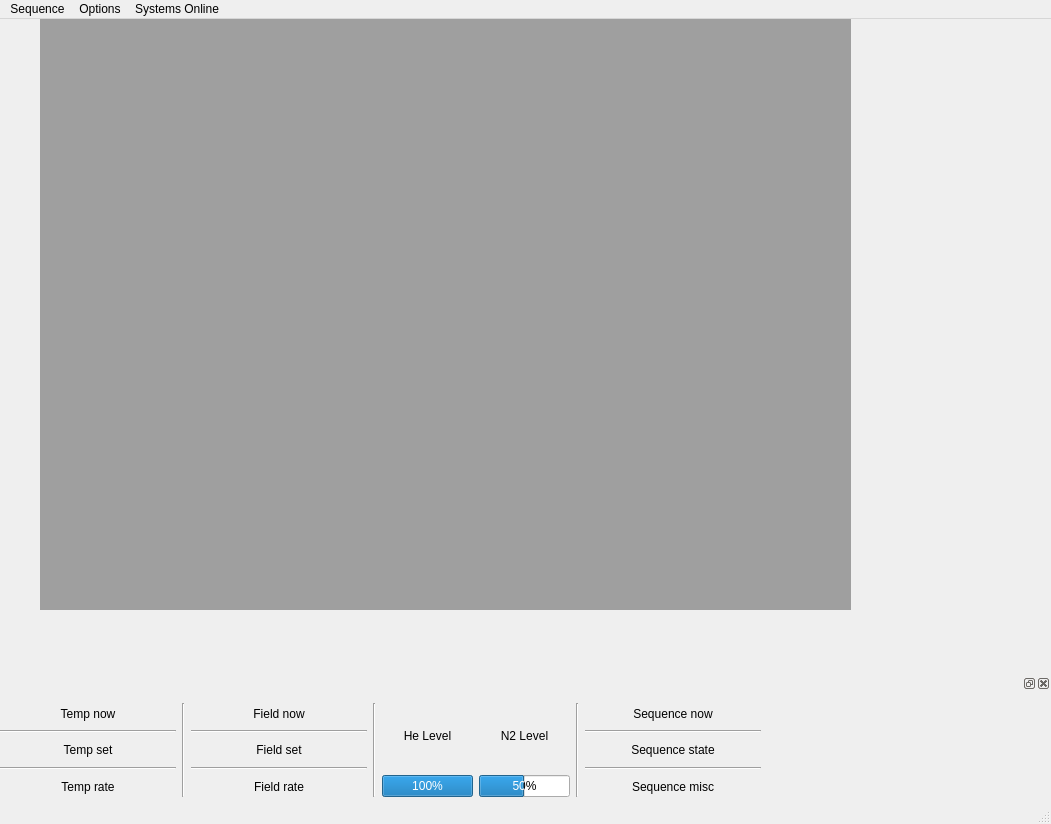
Qt form configurations/Cryostat GUI.ui (Cryostat-GUI/Cryostat-GUI) before a commit.
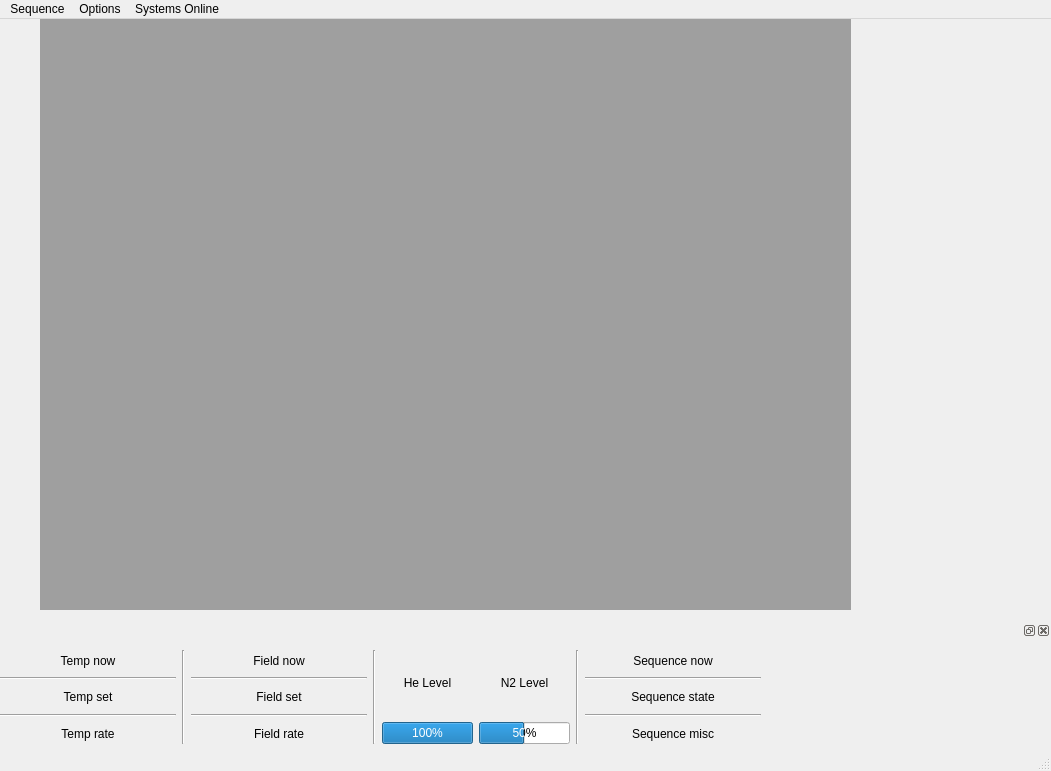
The same form after that commit.

```diff
--- a/configurations/Cryostat GUI.ui
+++ b/configurations/Cryostat GUI.ui
@@ -7,7 +7,7 @@
     <x>0</x>
     <y>0</y>
     <width>1051</width>
-    <height>824</height>
+    <height>771</height>
    </rect>
   </property>
   <property name="windowTitle">
```
Left out of the diff: 5 changed lines with no effect on the pictures.
